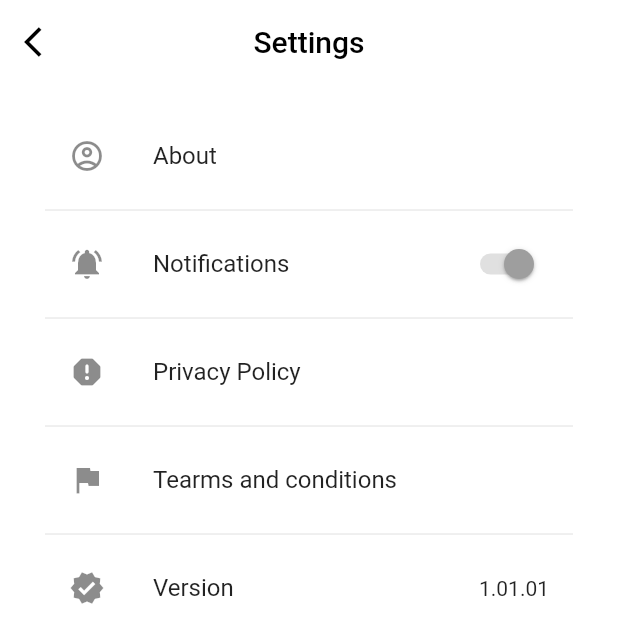
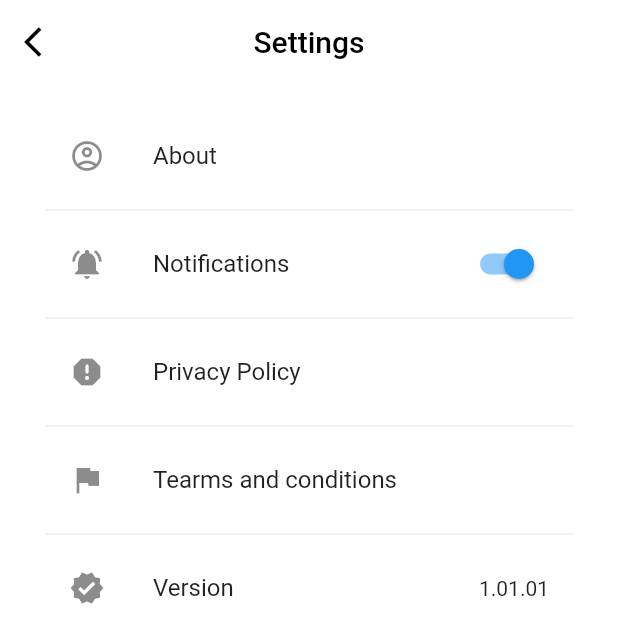
Before and after one commit to Abhijith-C/Music, a Flutter app: the Settings screen opened directly, on a phone screen of 412 x 824 dp, the top half of it. Run offline on Flutter 3.47's test engine with Material 2 defaults, Android fonts, the phone set to English and light mode, and no system bars; our stand-ins replace assets_audio_player, audio_video_progress_bar, curved_navigation_bar, flutter_slidable, on_audio_query, permission_handler; missing offline and left inert: on_audio_room.

Commit message:
all functionality completed close to final

```diff
--- a/lib/controller/controller.dart
+++ b/lib/controller/controller.dart
@@ -1,9 +1,10 @@
 import 'package:assets_audio_player/assets_audio_player.dart';
+import 'package:newmusic/screens/settings.dart';
 
 final assetsAudioPlayer = AssetsAudioPlayer();
 void play(List<Audio> audio, int index) {
   //int index = ind == null ? 0 : ind;
   assetsAudioPlayer.open(Playlist(audios: audio, startIndex: index),
-      showNotification: true,
+      showNotification: notification,
       notificationSettings: NotificationSettings(stopEnabled: false));
 }
--- a/lib/screens/settings.dart
+++ b/lib/screens/settings.dart
@@ -1,7 +1,14 @@
 import 'package:flutter/material.dart';
 
-class Settings extends StatelessWidget {
+ bool notification = true;
+class Settings extends StatefulWidget {
   const Settings({Key? key}) : super(key: key);
+
+  @override
+  State<Settings> createState() => _SettingsState();
+}
+
+class _SettingsState extends State<Settings> {
 
   @override
   Widget build(BuildContext context) {
@@ -36,14 +43,14 @@ class Settings extends StatelessWidget {
             ListTile(
               leading: Icon(Icons.notifications_active),
               title: Text('Notifications'),
-              trailing: Switch(
-                inactiveTrackColor: Colors.grey.shade300,
-                inactiveThumbColor: Colors.grey,
-                activeTrackColor: Colors.grey.shade300,
-                activeColor: Colors.grey,
-                value: notifications,
-                onChanged: (value) {},
-              ),
+              trailing: Switch.adaptive(
+                  value: notification,
+                  onChanged: (value) {
+                    setState(() {
+                      notification = value;
+                    });
+                     print(notification);
+                  }),
             ),
             Divider(),
             ListTile(
```
Also changed, not shown: lib/main.dart (+56 -1 lines), lib/screens/bottomPlay.dart (added, +17 -0 lines), lib/screens/playlists.dart (+4 -4 lines).
